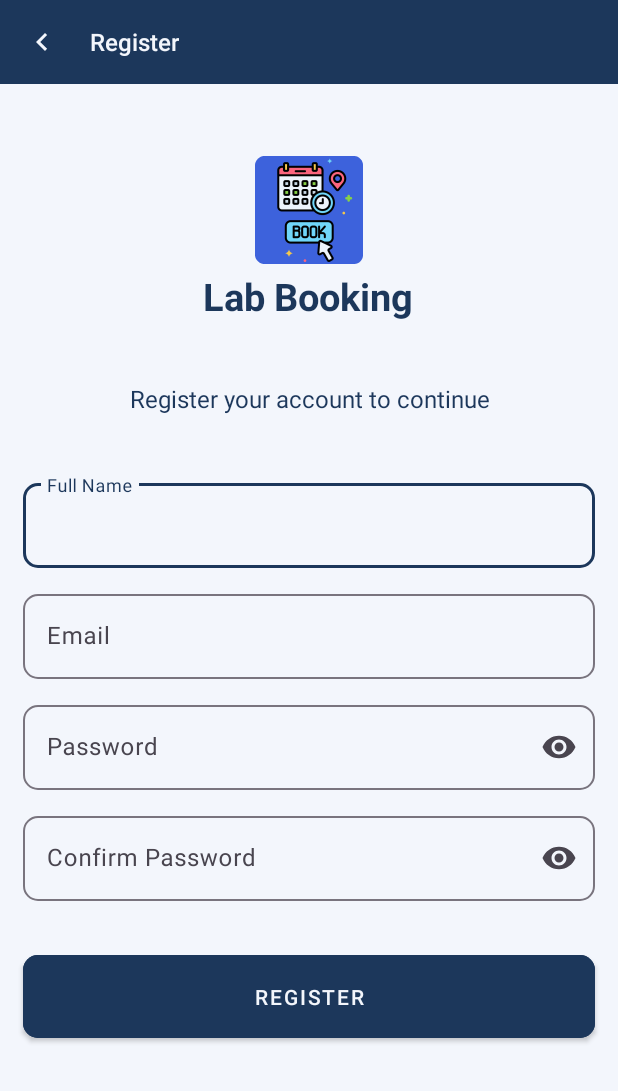
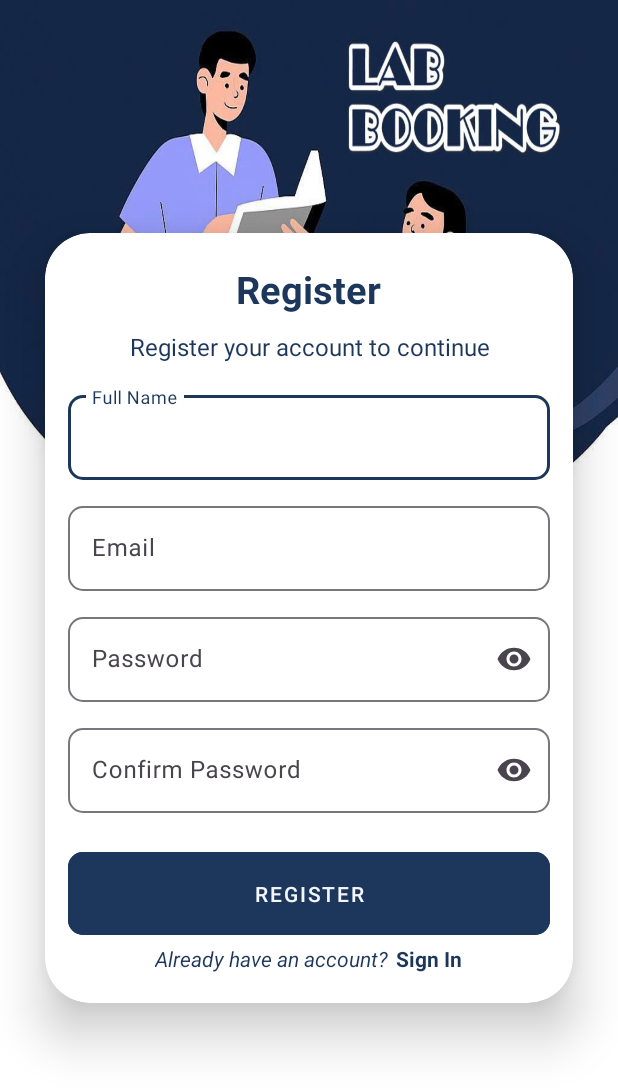
Before and after one commit to QuanHT2412/LabBooking, an Android app: the RegisterActivity screen opened directly, with no data from a screen before it, on a phone screen of 412 x 824 dp. Shown: the top 1091 px of the screen. Run offline under Robolectric (Android 15) with nearby library versions, the phone set to English and light mode, and no system bars; our stand-ins replace Firebase (no records; nobody signed in at launch, a user with empty details on screens opened directly); 4 statements that could not run were skipped.

Commit message:
change ui

```diff
--- a/app/src/main/res/layout/activity_register.xml
+++ b/app/src/main/res/layout/activity_register.xml
@@ -1,82 +1,55 @@
 <?xml version="1.0" encoding="utf-8"?>
-<androidx.coordinatorlayout.widget.CoordinatorLayout xmlns:android="http://schemas.android.com/apk/res/android"
+<androidx.constraintlayout.widget.ConstraintLayout xmlns:android="http://schemas.android.com/apk/res/android"
     xmlns:app="http://schemas.android.com/apk/res-auto"
     xmlns:tools="http://schemas.android.com/tools"
     android:id="@+id/main"
     android:layout_width="match_parent"
     android:layout_height="match_parent"
-    android:background="@color/main_50"
     tools:context=".activities.Register.RegisterActivity">
 
-    <com.google.android.material.appbar.AppBarLayout
-        android:layout_width="match_parent"
-        android:layout_height="wrap_content">
-
-        <com.google.android.material.appbar.MaterialToolbar
-            android:id="@+id/topAppBar"
-            android:layout_width="match_parent"
-            android:layout_height="wrap_content"
-            android:background="@color/main_900"
-            android:minHeight="0dp"
-            app:navigationIcon="@drawable/ic_chevron_left"
-            app:navigationIconTint="@color/main_50"
-            app:title="Register"
-            app:titleTextAppearance="@style/OrderConfirmationToolbarTitle"
-            app:titleTextColor="@color/main_50" />
-
-    </com.google.android.material.appbar.AppBarLayout>
-
-    <androidx.core.widget.NestedScrollView
-        android:id="@+id/nested_scroll_view"
+    <ImageView
+        android:src="@drawable/login_background"
         android:layout_width="match_parent"
         android:layout_height="match_parent"
-        app:layout_behavior="@string/appbar_scrolling_view_behavior">
+        android:scaleType="fitXY" />
 
-        <androidx.constraintlayout.widget.ConstraintLayout
+
+    <androidx.cardview.widget.CardView
+        android:layout_width="match_parent"
+        android:layout_height="wrap_content"
+        android:layout_margin="30dp"
+        app:cardCornerRadius="30dp"
+        app:cardElevation="20dp"
+        app:layout_constraintStart_toStartOf="parent"
+        app:layout_constraintTop_toTopOf="parent"
+        app:layout_constraintBottom_toBottomOf="parent">
+        <LinearLayout
+            android:orientation="vertical"
+            android:gravity="center"
+            android:paddingVertical="20dp"
             android:layout_width="match_parent"
             android:layout_height="wrap_content">
-
-            <ImageView
-                android:id="@+id/img_logo"
-                android:layout_width="221dp"
-                android:layout_height="136dp"
-                android:layout_marginTop="16dp"
-                android:foregroundGravity="center"
-                android:scaleType="centerInside"
-                android:src="@mipmap/ic_launcher"
-                app:layout_constraintEnd_toEndOf="parent"
-                app:layout_constraintStart_toStartOf="parent"
-                app:layout_constraintTop_toTopOf="parent" />
-
             <TextView
                 android:id="@+id/txt_lab_booking"
                 android:layout_width="wrap_content"
                 android:layout_height="wrap_content"
-                android:layout_marginTop="124dp"
                 android:gravity="center"
                 android:paddingHorizontal="12dp"
-                android:text="Lab Booking"
+                android:text="Register"
                 android:textColor="@color/main_900"
                 android:textSize="25sp"
-                android:textStyle="bold"
-                app:layout_constraintEnd_toEndOf="parent"
-                app:layout_constraintHorizontal_bias="0.497"
-                app:layout_constraintStart_toStartOf="parent"
-                app:layout_constraintTop_toTopOf="parent" />
+                android:textStyle="bold" />
 
             <TextView
                 android:id="@+id/txt_welcome"
                 android:layout_width="wrap_content"
                 android:layout_height="wrap_content"
-                android:layout_marginTop="40dp"
+                android:layout_marginTop="10dp"
                 android:gravity="center"
                 android:paddingHorizontal="12dp"
                 android:text="Register your account to continue"
                 android:textColor="@color/main_900"
-                android:textSize="16sp"
-                app:layout_constraintEnd_toEndOf="parent"
-                app:layout_constraintStart_toStartOf="parent"
-                app:layout_constraintTop_toBottomOf="@+id/txt_lab_booking" />
+                android:textSize="16sp" />
 
             <!--Name-->
             <com.google.android.material.textfield.TextInputLayout
@@ -87,14 +60,12 @@
                 app:errorTextColor="@color/red_500"
                 app:boxStrokeErrorColor="@color/red_500"
                 app:errorIconTint="@color/red_500"
-                android:layout_marginTop="40dp"
+                android:layout_marginTop="16dp"
                 android:hint="Full Name"
                 app:boxCornerRadiusBottomEnd="10dp"
                 app:boxCornerRadiusBottomStart="10dp"
                 app:boxCornerRadiusTopEnd="10dp"
-                app:boxCornerRadiusTopStart="10dp"
-                app:layout_constraintStart_toStartOf="parent"
-                app:layout_constraintTop_toBottomOf="@id/txt_welcome">
+                app:boxCornerRadiusTopStart="10dp">
 
                 <com.google.android.material.textfield.TextInputEditText
                     android:id="@+id/et_name"
@@ -119,9 +90,7 @@
                 app:boxCornerRadiusBottomStart="10dp"
                 app:boxCornerRadiusTopEnd="10dp"
                 app:boxCornerRadiusTopStart="10dp"
-                app:endIconMode="clear_text"
-                app:layout_constraintStart_toStartOf="parent"
-                app:layout_constraintTop_toBottomOf="@id/et_name_wrapper">
+                app:endIconMode="clear_text">
 
                 <com.google.android.material.textfield.TextInputEditText
                     android:id="@+id/et_email"
@@ -146,9 +115,7 @@
                 app:boxCornerRadiusBottomStart="10dp"
                 app:boxCornerRadiusTopEnd="10dp"
                 app:boxCornerRadiusTopStart="10dp"
-                app:endIconMode="password_toggle"
-                app:layout_constraintStart_toStartOf="parent"
-                app:layout_constraintTop_toBottomOf="@id/et_email_wrapper">
+                app:endIconMode="password_toggle">
 
                 <com.google.android.material.textfield.TextInputEditText
                     android:id="@+id/et_password"
@@ -173,9 +140,7 @@
                 app:boxCornerRadiusBottomStart="10dp"
                 app:boxCornerRadiusTopEnd="10dp"
                 app:boxCornerRadiusTopStart="10dp"
-                app:endIconMode="password_toggle"
-                app:layout_constraintStart_toStartOf="parent"
-                app:layout_constraintTop_toBottomOf="@id/et_password_wrapper">
+                app:endIconMode="password_toggle">
 
                 <com.google.android.material.textfield.TextInputEditText
                     android:id="@+id/et_confirm_password"
@@ -192,11 +157,7 @@
                 android:layout_height="wrap_content"
                 app:indicatorColor="@color/main_900"
                 android:visibility="gone"
-                android:indeterminate="true"
-                app:layout_constraintStart_toStartOf="@id/btn_register"
-                app:layout_constraintEnd_toEndOf="@id/btn_register"
-                app:layout_constraintTop_toTopOf="@id/btn_register"
-                app:layout_constraintBottom_toBottomOf="@id/btn_register"/>
+                android:indeterminate="true" />
 
             <Button
                 android:id="@+id/btn_register"
@@ -204,15 +165,38 @@
                 android:layout_width="match_parent"
                 android:layout_height="wrap_content"
                 android:layout_marginHorizontal="15dp"
-                android:layout_marginTop="30dp"
+                android:layout_marginTop="20dp"
                 android:backgroundTint="@color/main_900"
                 android:textColor="@color/main_50"
                 android:padding="18dp"
                 android:text="Register"
-                app:cornerRadius="10dp"
-                app:layout_constraintStart_toStartOf="parent"
-                app:layout_constraintTop_toBottomOf="@id/et_confirm_password_wrapper" />
-        </androidx.constraintlayout.widget.ConstraintLayout>
-    </androidx.core.widget.NestedScrollView>
+                app:cornerRadius="10dp" />
+            <LinearLayout
+                android:orientation="horizontal"
+                android:gravity="center"
+                android:layout_width="match_parent"
+                android:layout_height="wrap_content">
+                <TextView
+                    android:id="@+id/txt_already_have_account"
+                    android:layout_width="wrap_content"
+                    android:layout_height="wrap_content"
+                    android:text="Already have an account?"
+                    android:textColor="@color/main_900"
+                    android:textSize="14sp"
+                    android:textStyle="italic" />
+                <TextView
+                    android:id="@+id/txt_sign_in"
+                    android:layout_width="wrap_content"
+                    android:layout_height="wrap_content"
+                    android:layout_marginStart="5dp"
+                    android:text="Sign In"
+                    android:textColor="@color/main_900"
+                    android:textSize="14sp"
+                    android:textStyle="bold" />
+            </LinearLayout>
 
-</androidx.coordinatorlayout.widget.CoordinatorLayout>
+
+        </LinearLayout>
+    </androidx.cardview.widget.CardView>
+
+</androidx.constraintlayout.widget.ConstraintLayout>
```
Also changed, not shown: app/src/main/res/layout/activity_sign_in.xml (+42 -42 lines), app/src/main/res/drawable/login_background.jpg (added).
